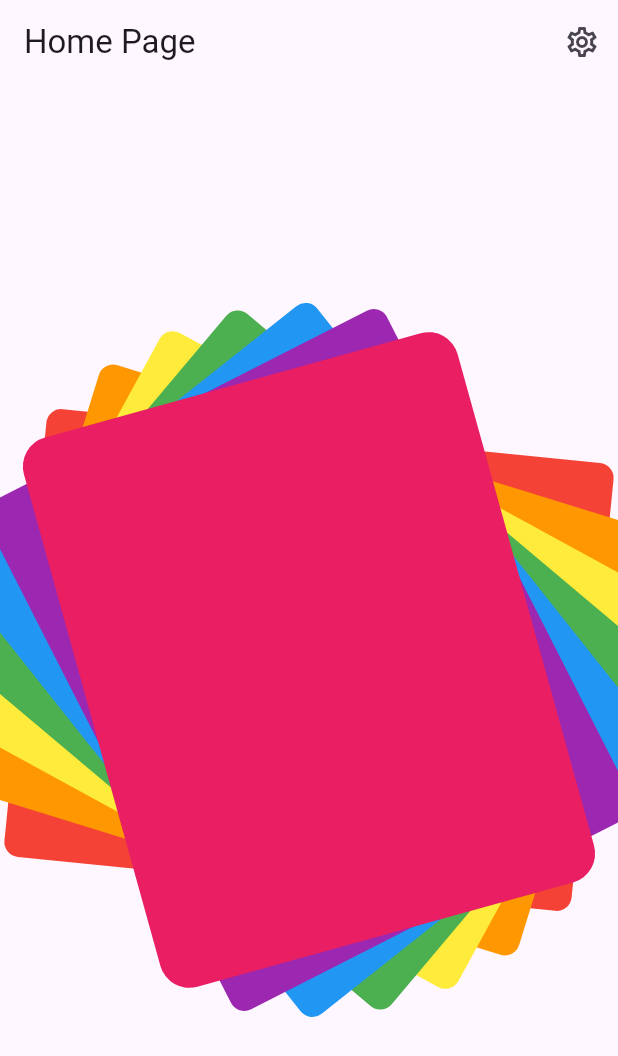
After one commit to Cratis1831/sample_app, a Flutter app: the screen it shows after launch, on a phone screen of 412 x 824 dp. The commit adds this screen. Shown: the top 1056 px of the screen. Run offline on Flutter 3.47's test engine with Material 3 defaults, Android fonts, the phone set to English and light mode, and no system bars.

Commit message:
Refactor home_page.dart to use CardWidget

```diff
--- /dev/null
+++ b/lib/components/card_widget.dart
@@ -0,0 +1,29 @@
+import 'package:flutter/material.dart';
+
+class CardWidget extends StatelessWidget {
+  final double angle;
+  final Color color;
+
+  const CardWidget({
+    super.key,
+    required this.angle,
+    required this.color,
+  });
+
+  @override
+  Widget build(BuildContext context) {
+    return Transform.rotate(
+      angle: angle,
+      child: Center(
+        child: Container(
+          width: double.infinity,
+          height: 300,
+          decoration: BoxDecoration(
+            color: color,
+            borderRadius: BorderRadius.circular(20),
+          ),
+        ),
+      ),
+    );
+  }
+}
--- a/lib/pages/home_page.dart
+++ b/lib/pages/home_page.dart
@@ -1,5 +1,5 @@
 import 'package:flutter/material.dart';
-import 'package:flutter/widgets.dart';
+import '../components/card_widget.dart';
 
 class HomePage extends StatefulWidget {
   const HomePage({super.key});
@@ -112,18 +112,9 @@ class _HomePageState extends State<HomePage> {
               },
               child: Transform.translate(
                 offset: Offset(_xOffset, 0.0),
-                child: Transform.rotate(
+                child: const CardWidget(
                   angle: 1.3,
-                  child: Center(
-                    child: Container(
-                      width: double.infinity,
-                      height: 300,
-                      decoration: BoxDecoration(
-                        color: Colors.pink,
-                        borderRadius: BorderRadius.circular(10),
-                      ),
-                    ),
-                  ),
+                  color: Colors.pink,
                 ),
               ),
             ),
```
